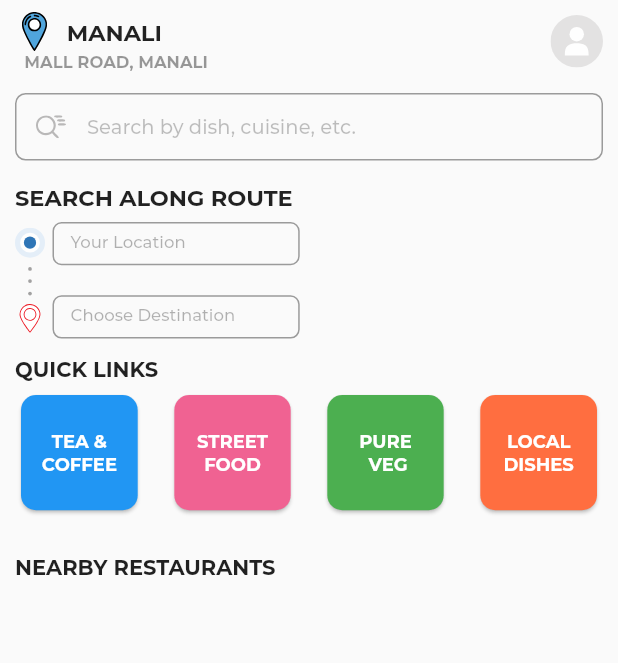
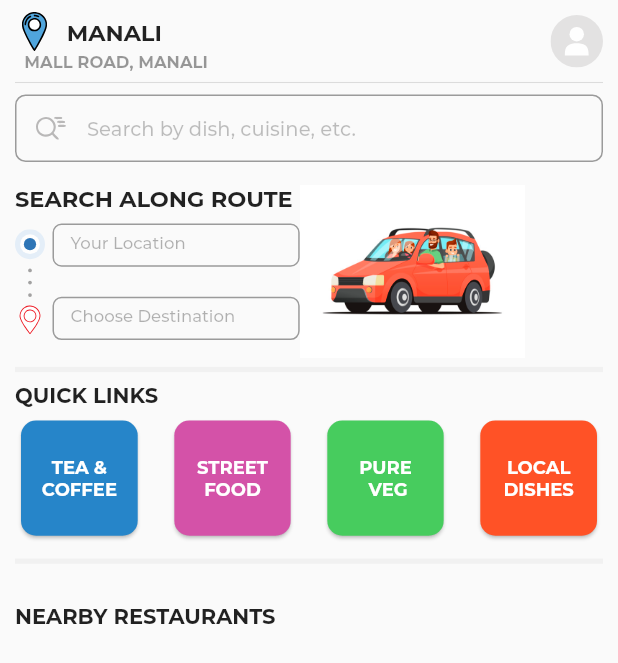
Before and after one commit to TekinaTawar/ScanF, a Flutter app: the LandingPage screen opened directly, on a phone screen of 412 x 824 dp. Shown: the top 663 px of the screen. Run offline on Flutter 3.47's test engine with Material 2 defaults, Android fonts, the phone set to English and light mode, and no system bars; our stand-ins replace flutter_svg; project files that could hold a hidden picture were left out.

Commit message:
editing in previous screens and added hoteldetails

```diff
--- a/lib/main.dart
+++ b/lib/main.dart
@@ -1,11 +1,12 @@
 // import 'package:ScanF/screens/create_profile_screen/test.dart';
+import 'package:ScanF/screens/HomeScreens/hotelDetails.dart';
 import 'package:flutter/material.dart';
 
 
 // import './screens/create_profile_screen/create_profile_screen_1.dart';
 // import './screens/create_profile_screen/create_profile_screen_2.dart';
 // import './screens/create_profile_screen/create_profile_screen_3.dart';
-import './screens/create_profile_screen/landing_page.dart';
+import 'screens/HomeScreens/landing_page.dart';
 // import './screens/profile_screens.dart';
 // import './screens/splash_screen.dart';
  import './screens/onboard.dart';
@@ -38,7 +39,7 @@ class MyApp extends StatelessWidget {
         //       ),
         //     ),
       ),
-      home: LandingPage(),
+      home: HotelDetails(),
     //   routes: {
     //     'create-profile-1': (ctx) => ProfileScreen1(),
     //     'create-profile-2': (ctx) => ProfileScreen2(),
--- a/lib/screens/create_profile_screen/landing_page.dart
+++ b/lib/screens/HomeScreens/landing_page.dart
@@ -60,8 +60,9 @@ class _LandingPageState extends State<LandingPage> {
                   ),
                 ],
               ),
+              Divider(thickness: 0.7,),
               Container(
-                margin: EdgeInsets.symmetric(vertical: 15),
+                margin: EdgeInsets.only(bottom: 15),
                 height: 45,
                 child: TextFormField(
                   decoration: InputDecoration(
@@ -170,9 +171,14 @@ class _LandingPageState extends State<LandingPage> {
                         ),
                       ],
                     ),
+                    Image.asset(
+                      "assets/images/car.jpg",
+                      alignment: Alignment.bottomCenter,
+                    ),
                   ],
                 ),
               ),
+              Divider(thickness: 3.5,color: Color.fromRGBO(128, 128, 128, 0.07),),
               Align(
                 child: Text(
                   "QUICK LINKS",
@@ -213,7 +219,7 @@ class _LandingPageState extends State<LandingPage> {
                             ),
                           ),
                         ),
-                        color: Colors.blue,
+                        color: Color(0xff2685C9),
                         shape: RoundedRectangleBorder(
                           borderRadius: BorderRadius.circular(10),
                         ),
@@ -242,7 +248,7 @@ class _LandingPageState extends State<LandingPage> {
                             ),
                           ),
                         ),
-                        color: Colors.pink[300],
+                        color: Color(0xffD452A8),
                         shape: RoundedRectangleBorder(
                           borderRadius: BorderRadius.circular(10),
                         ),
@@ -275,7 +281,7 @@ class _LandingPageState extends State<LandingPage> {
                             ),
                           ),
                         ),
-                        color: Colors.green,
+                        color: Color(0xff47CC5E),
                         shape: RoundedRectangleBorder(
                           borderRadius: BorderRadius.circular(10),
                         ),
@@ -304,7 +310,7 @@ class _LandingPageState extends State<LandingPage> {
                             ),
                           ),
                         ),
-                        color: Colors.deepOrangeAccent,
+                        color: Color(0xffFF5226),
                         shape: RoundedRectangleBorder(
                           borderRadius: BorderRadius.circular(10),
                         ),
@@ -313,6 +319,7 @@ class _LandingPageState extends State<LandingPage> {
                   ],
                 ),
               ),
+             Divider(thickness: 3.5,color: Color.fromRGBO(128, 128, 128, 0.07),),
               Align(
                 alignment: Alignment.centerLeft,
                 child: Padding(
--- a/lib/screens/login.dart
+++ b/lib/screens/login.dart
@@ -73,7 +73,7 @@ class Login extends StatelessWidget {
               width: double.infinity,
               decoration: BoxDecoration(
                 borderRadius: BorderRadius.circular(5),
-                color: Colors.blue,
+                color: Color(0xff1A5B94),
               ),
               child: GestureDetector(
                 onTap: (){Navigator.push(context,MaterialPageRoute(builder: (context) => CreateProf()),);},
@@ -108,7 +108,7 @@ class Login extends StatelessWidget {
               width: double.infinity,
               decoration: BoxDecoration(
                 // borderRadius: BorderRadius.circular(5),
-                color: Colors.lightBlue,
+                color: Color(0xff3C66C4),
               ),
               child: GestureDetector(
                 child: Container(
@@ -139,7 +139,7 @@ class Login extends StatelessWidget {
               width: double.infinity,
               decoration: BoxDecoration(
                 // borderRadius: BorderRadius.circular(5),
-                color: Colors.redAccent,
+                color: Color(0xffCF4332),
               ),
               child: GestureDetector(
                 child: Container(
--- a/lib/screens/profile_screens.dart
+++ b/lib/screens/profile_screens.dart
@@ -1,4 +1,4 @@
-import 'package:ScanF/screens/create_profile_screen/landing_page.dart';
+import 'package:ScanF/screens/HomeScreens/landing_page.dart';
 import 'package:flutter/material.dart';
 
 import '../widgets/text_field.dart';
--- a/pubspec.yaml
+++ b/pubspec.yaml
@@ -71,6 +71,8 @@ flutter:
     - assets/images/search.svg
     - assets/images/search_ultra.svg
     - assets/images/veg.svg
+    - assets/images/car.jpg
+
 
 
 
```
Also changed, not shown: lib/screens/HomeScreens/hotelDetails.dart (added, +86 -0 lines), lib/screens/onboard.dart (+5 -5 lines), assets/images/car.jpg (added).
